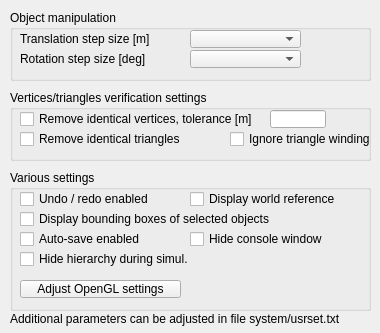
Old version of the form ui/qdlgsettings.ui in the repository CoppeliaRobotics/coppeliaSimLib.
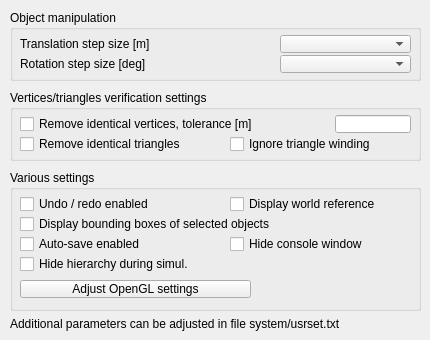
New version of the form.

```diff
--- a/ui/qdlgsettings.ui
+++ b/ui/qdlgsettings.ui
@@ -6,8 +6,8 @@
    <rect>
     <x>0</x>
     <y>0</y>
-    <width>380</width>
-    <height>333</height>
+    <width>430</width>
+    <height>340</height>
    </rect>
   </property>
   <property name="windowTitle">
@@ -21,7 +21,7 @@
     <rect>
      <x>10</x>
      <y>10</y>
-     <width>361</width>
+     <width>411</width>
      <height>71</height>
     </rect>
    </property>
@@ -35,8 +35,8 @@
     <property name="geometry">
      <rect>
       <x>10</x>
-      <y>20</y>
-      <width>161</width>
+      <y>25</y>
+      <width>251</width>
       <height>18</height>
      </rect>
     </property>
@@ -47,9 +47,9 @@
    <widget class="QComboBox" name="translationStepSize">
     <property name="geometry">
      <rect>
-      <x>180</x>
-      <y>20</y>
-      <width>111</width>
+      <x>270</x>
+      <y>25</y>
+      <width>131</width>
       <height>18</height>
      </rect>
     </property>
@@ -58,8 +58,8 @@
     <property name="geometry">
      <rect>
       <x>10</x>
-      <y>40</y>
-      <width>161</width>
+      <y>45</y>
+      <width>251</width>
       <height>18</height>
      </rect>
     </property>
@@ -70,9 +70,9 @@
    <widget class="QComboBox" name="rotationStepSize">
     <property name="geometry">
      <rect>
-      <x>180</x>
-      <y>40</y>
-      <width>111</width>
+      <x>270</x>
+      <y>45</y>
+      <width>131</width>
       <height>18</height>
      </rect>
     </property>
@@ -86,7 +86,7 @@
     <rect>
      <x>10</x>
      <y>90</y>
-     <width>361</width>
+     <width>411</width>
      <height>71</height>
     </rect>
    </property>
@@ -100,8 +100,8 @@
     <property name="geometry">
      <rect>
       <x>10</x>
-      <y>20</y>
-      <width>251</width>
+      <y>25</y>
+      <width>311</width>
       <height>18</height>
      </rect>
     </property>
@@ -115,9 +115,9 @@
    <widget class="QLineEdit" name="removeIdenticalVerticesTolerance">
     <property name="geometry">
      <rect>
-      <x>260</x>
-      <y>20</y>
-      <width>56</width>
+      <x>325</x>
+      <y>25</y>
+      <width>76</width>
       <height>18</height>
      </rect>
     </property>
@@ -126,8 +126,8 @@
     <property name="geometry">
      <rect>
       <x>10</x>
-      <y>40</y>
-      <width>191</width>
+      <y>45</y>
+      <width>221</width>
       <height>18</height>
      </rect>
     </property>
@@ -142,8 +142,8 @@
     <property name="geometry">
      <rect>
       <x>220</x>
-      <y>40</y>
-      <width>141</width>
+      <y>45</y>
+      <width>191</width>
       <height>18</height>
      </rect>
     </property>
@@ -160,7 +160,7 @@
     <rect>
      <x>10</x>
      <y>170</y>
-     <width>361</width>
+     <width>411</width>
      <height>141</height>
     </rect>
    </property>
@@ -173,9 +173,9 @@
    <widget class="QCheckBox" name="worldReference">
     <property name="geometry">
      <rect>
-      <x>180</x>
-      <y>20</y>
-      <width>181</width>
+      <x>220</x>
+      <y>25</y>
+      <width>191</width>
       <height>18</height>
      </rect>
     </property>
@@ -190,8 +190,8 @@
     <property name="geometry">
      <rect>
       <x>10</x>
-      <y>40</y>
-      <width>291</width>
+      <y>45</y>
+      <width>391</width>
       <height>18</height>
      </rect>
     </property>
@@ -206,8 +206,8 @@
     <property name="geometry">
      <rect>
       <x>10</x>
-      <y>20</y>
-      <width>171</width>
+      <y>25</y>
+      <width>201</width>
       <height>18</height>
      </rect>
     </property>
@@ -221,9 +221,9 @@
    <widget class="QCheckBox" name="hideConsole">
     <property name="geometry">
      <rect>
-      <x>180</x>
-      <y>60</y>
-      <width>181</width>
+      <x>220</x>
+      <y>65</y>
+      <width>191</width>
       <height>18</height>
      </rect>
     </property>
@@ -238,8 +238,8 @@
     <property name="geometry">
      <rect>
       <x>10</x>
-      <y>60</y>
-      <width>171</width>
+      <y>65</y>
+      <width>211</width>
       <height>18</height>
      </rect>
     </property>
@@ -255,7 +255,7 @@
      <rect>
       <x>10</x>
       <y>110</y>
-      <width>161</width>
+      <width>231</width>
       <height>18</height>
      </rect>
     </property>
@@ -270,8 +270,8 @@
     <property name="geometry">
      <rect>
       <x>10</x>
-      <y>80</y>
-      <width>171</width>
+      <y>85</y>
+      <width>391</width>
       <height>18</height>
      </rect>
     </property>
@@ -287,8 +287,8 @@
    <property name="geometry">
     <rect>
      <x>10</x>
-     <y>310</y>
-     <width>361</width>
+     <y>315</y>
+     <width>411</width>
      <height>18</height>
     </rect>
    </property>
```
